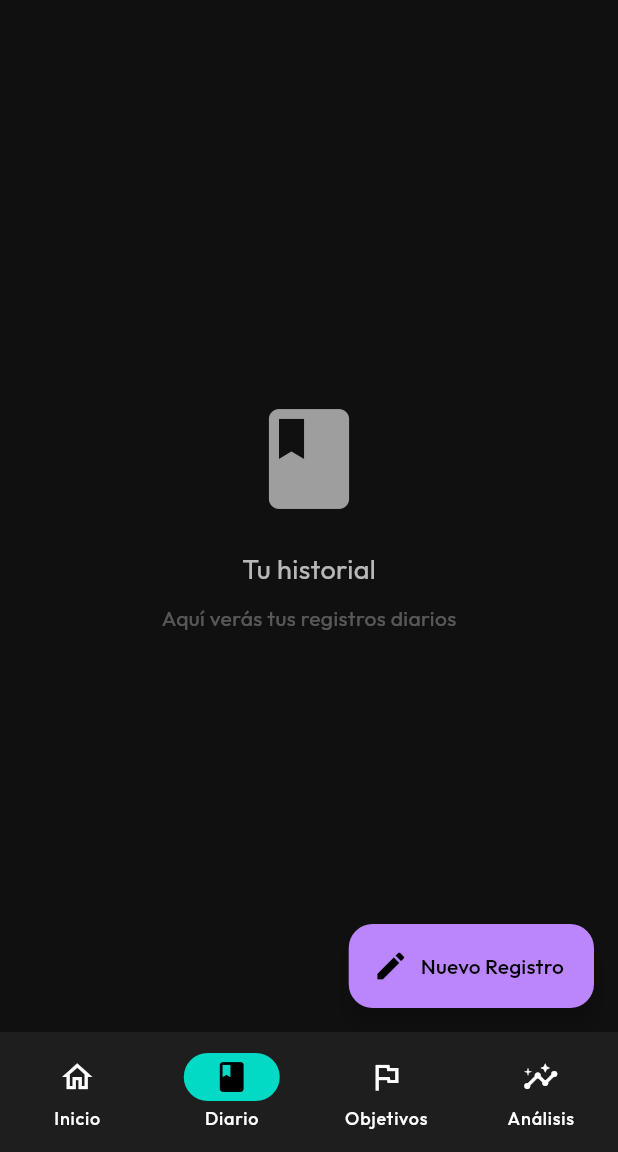
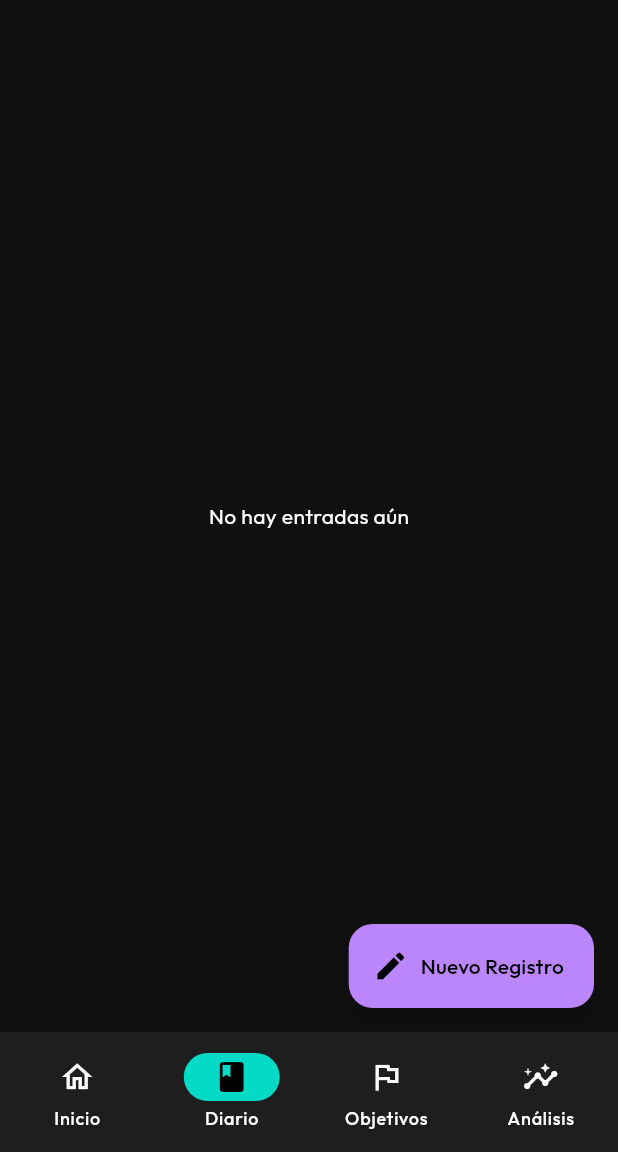
Before and after one commit to AlejandroHau02/IA, a Flutter app: the screen it shows after launch, item 2 of the bottom bar chosen, on a phone screen of 412 x 824 dp, the part 84-1236 px from its top. Run offline on Flutter 3.47's test engine with Material 3 defaults, Android fonts, the phone set to English and light mode, and no system bars; our stand-ins replace drift, equatable, flutter_bloc, get_it, go_router, google_fonts; accounts and stored records are empty; generated files the repository leaves out were written again.

Commit message:
Conexión con la DB

```diff
--- a/mobile/lib/core/app_router.dart
+++ b/mobile/lib/core/app_router.dart
@@ -2,11 +2,16 @@ import 'package:go_router/go_router.dart';
 import '../features/dashboard/presentation/screens/dashboard_screen.dart';
 import '../features/onboarding/presentation/screens/welcome_screen.dart';
 import '../features/journal/presentation/screens/journal_entry_screen.dart';
+import 'package:flutter_bloc/flutter_bloc.dart';
+import '../features/journal/presentation/bloc/journal_bloc.dart';
+import 'services/service_locator.dart';
 
 // 1. Definimos la configuración del Router
 final appRouter = GoRouter(
+
     // 2. Ruta inicial: Pantalla que se muestra al abrir la app
     // Dashboard por ahora
+
     initialLocation: '/dashboard',
 
     routes: [
@@ -19,7 +24,11 @@ final appRouter = GoRouter(
         // 4. Ruta para el dashboard
         GoRoute(
             path: '/dashboard',
-            builder: (context, state) => const DashboardScreen(),
+            builder: (context, state) => BlocProvider(
+                // Crear el bloc y lanzar el evento "load" de una vez
+                create: (_) => getIt<JournalBloc>()..add(LoadJournalHistory()),
+                child: DashboardScreen(),
+            ),
         ),
 
         // Ruta para crear una nueva entrada
--- a/mobile/lib/features/dashboard/presentation/screens/journal_list_screen.dart
+++ b/mobile/lib/features/dashboard/presentation/screens/journal_list_screen.dart
@@ -1,5 +1,7 @@
 import 'package:flutter/material.dart';
 import 'package:go_router/go_router.dart';
+import 'package:flutter_bloc/flutter_bloc.dart';
+import '../../../journal/presentation/bloc/journal_bloc.dart';
 
 class JournalListScreen extends StatelessWidget {
     const JournalListScreen({super.key});
@@ -9,24 +11,39 @@ class JournalListScreen extends StatelessWidget {
         return Scaffold(
             // Usamos un color de fondo para distinguir
             backgroundColor: Colors.black12,
-            body: Center(
-                child: Column(
-                    mainAxisAlignment: MainAxisAlignment.center,
-                    children: [
-                        const Icon(Icons.book, size: 80, color: Colors.grey),
-                        const SizedBox(height: 20),
-                        const Text(
-                            'Tu historial',
-                            style: TextStyle(fontSize: 18, color: Colors.white70),
-                        ),
-                        const SizedBox(height: 10),
-                        const Text(
-                            'Aquí verás tus registros diarios',
-                            style: TextStyle(fontSize: 14, color: Colors.white30),
-                        ),
-                    ],
-                ),
+            body: BlocBuilder<JournalBloc, JournalState>(
+                builder: (context, state) {
+                    // 1. Cargando, mostrar rueda
+                    if (state is JournalLoading) {
+                        return const Center(child:CircularProgressIndicator());
+                    }
+
+                    // 2. Si ya cargó los datos
+                    if (state is JournalHistoryLoaded) {
+                        if (state.logs.isEmpty) {
+                            return const Center(
+                                child:Text('No hay entradas aún', style: TextStyle(color: Colors.white)));
+                        }
+                        // Mostrar la lista real
+                        return ListView.builder(
+                            itemCount: state.logs.length,
+                            itemBuilder: (context, index) {
+                                final log = state.logs[index];
+                                return ListTile(
+                                    title: Text(log.note ?? 'Sin texto', style: const TextStyle(color: Colors.white)),
+                                    subtitle: Text(log.date.toString(), style: const TextStyle(color: Colors.grey)),
+                                    leading: CircleAvatar(child: Text(log.energyLevel.toString())),
+                                );
+                            },
+                        );
+                    }
+
+                    // 3- Estado inicial o error
+                    return const Center(
+                        child: Text('Esperando datos...', style: TextStyle(color: Colors.white)));
+                },
             ),
+
             // Botón flotante para agregar una nueva entrada
             floatingActionButton:
             FloatingActionButton.extended(
--- a/mobile/lib/features/journal/presentation/bloc/journal_event.dart
+++ b/mobile/lib/features/journal/presentation/bloc/journal_event.dart
@@ -15,3 +15,6 @@ class SaveDailyLog extends JournalEvent {
     @override
     List<Object> get props => [log];
 }
+
+// Evento para pedir el historial
+class LoadJournalHistory extends JournalEvent {}
--- a/mobile/lib/features/journal/presentation/bloc/journal_state.dart
+++ b/mobile/lib/features/journal/presentation/bloc/journal_state.dart
@@ -20,3 +20,13 @@ class JournalError extends JournalState {
     @override
     List<Object> get props => [message];
 }
+
+// Estado que contiene la lista de diarios cargada
+class JournalHistoryLoaded extends JournalState {
+    final List<DailyLog> logs;
+
+    const JournalHistoryLoaded(this.logs);
+
+    @override
+    List<Object> get props => [logs];
+}
```
Also changed, not shown: mobile/lib/features/journal/presentation/bloc/journal_bloc.dart (+14 -0 lines).
